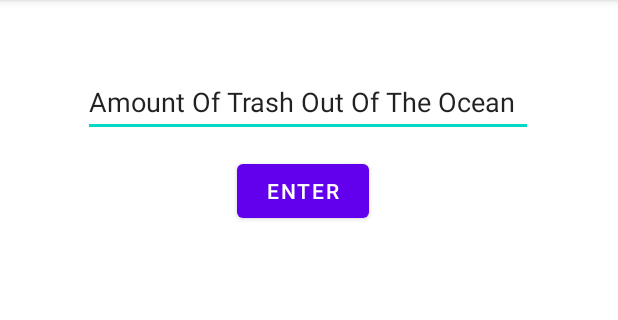
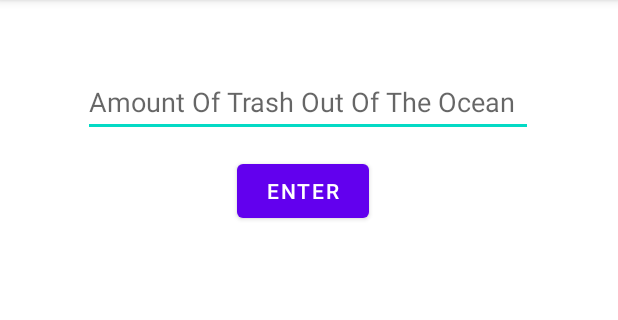
Before and after one commit to ehaque003/oceanenviromentimpact, an Android app: the impactpage screen opened directly, with no data from a screen before it, on a phone screen of 412 x 824 dp, the part 84-404 px from its top. Run offline under Robolectric (Android 15) with nearby library versions, the phone set to English and light mode, and no system bars.

Commit message:
minor bugs fixed, need work on ui

```diff
--- a/app/src/main/java/com/example/oceanenviromentimpact/wastetrackerpage.java
+++ b/app/src/main/java/com/example/oceanenviromentimpact/wastetrackerpage.java
@@ -50,6 +50,7 @@ public class wastetrackerpage extends AppCompatActivity {
                 nobutton.setVisibility(View.INVISIBLE);
                 answer.setVisibility(View.VISIBLE);
                 enterbutton.setVisibility(View.VISIBLE);
+                enterbutton.setHint("Percentage(%)");
             }
         });
 
--- a/app/src/main/res/layout/activity_impactpage.xml
+++ b/app/src/main/res/layout/activity_impactpage.xml
@@ -14,8 +14,9 @@
         android:layout_marginLeft="55dp"
         android:layout_marginTop="45dp"
         android:ems="10"
+        android:foregroundGravity="center_vertical"
+        android:hint="Amount Of Trash Out Of The Ocean"
         android:inputType="textPersonName"
-        android:text="Amount Of Trash Out Of The Ocean"
         android:visibility="visible"
         app:layout_constraintStart_toStartOf="parent"
         app:layout_constraintTop_toTopOf="parent" />
```
